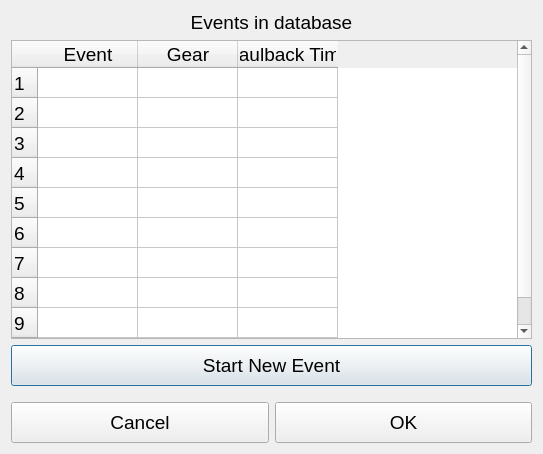
The window that ui/EventSelDlg.ui (guyuhong/CLAMS) describes before a commit, drawn with Qt 5.
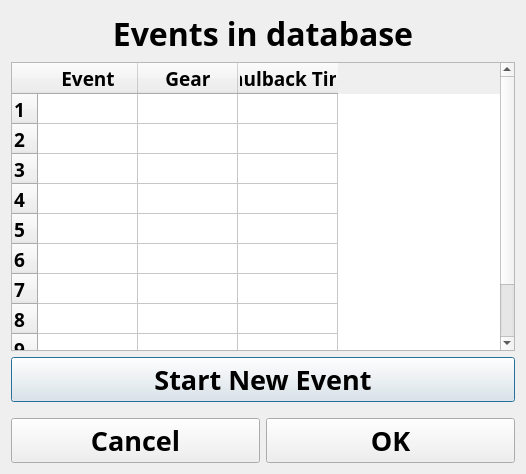
The same window after the commit.

Diff of the .ui file:
```diff
--- a/ui/EventSelDlg.ui
+++ b/ui/EventSelDlg.ui
@@ -6,8 +6,8 @@
    <rect>
     <x>0</x>
     <y>0</y>
-    <width>543</width>
-    <height>454</height>
+    <width>526</width>
+    <height>474</height>
    </rect>
   </property>
   <property name="windowTitle">
@@ -20,7 +20,10 @@
       <widget class="QLabel" name="label">
        <property name="font">
         <font>
-         <pointsize>14</pointsize>
+         <family>Arial Black</family>
+         <pointsize>24</pointsize>
+         <weight>75</weight>
+         <bold>true</bold>
         </font>
        </property>
        <property name="text">
@@ -41,7 +44,10 @@
        </property>
        <property name="font">
         <font>
+         <family>Arial Black</family>
          <pointsize>14</pointsize>
+         <weight>75</weight>
+         <bold>true</bold>
         </font>
        </property>
        <property name="selectionBehavior">
@@ -93,7 +99,10 @@
        </property>
        <property name="font">
         <font>
-         <pointsize>14</pointsize>
+         <family>Arial Black</family>
+         <pointsize>20</pointsize>
+         <weight>75</weight>
+         <bold>true</bold>
         </font>
        </property>
        <property name="text">
@@ -116,7 +125,10 @@
          </property>
          <property name="font">
           <font>
-           <pointsize>14</pointsize>
+           <family>Arial Black</family>
+           <pointsize>20</pointsize>
+           <weight>75</weight>
+           <bold>true</bold>
           </font>
          </property>
          <property name="text">
@@ -134,7 +146,10 @@
          </property>
          <property name="font">
           <font>
-           <pointsize>14</pointsize>
+           <family>Arial Black</family>
+           <pointsize>20</pointsize>
+           <weight>75</weight>
+           <bold>true</bold>
           </font>
          </property>
          <property name="text">
```
